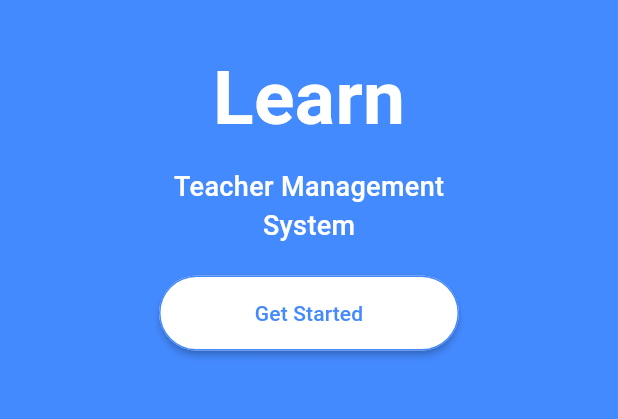
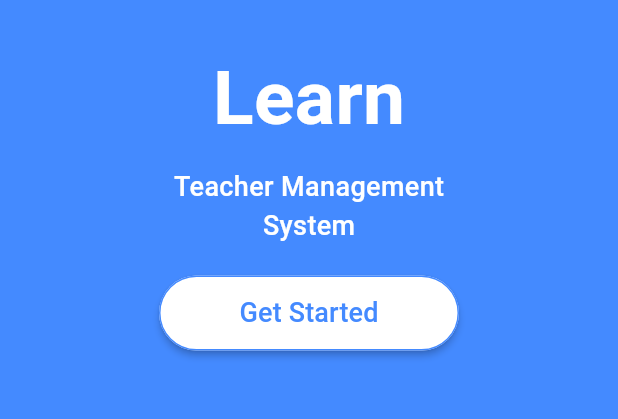
Before and after one commit to mhussien1102/learn_managment1, a Flutter app: the screen it shows after launch, on a phone screen of 412 x 824 dp, the part 593-1012 px from its top. Run offline on Flutter 3.47's test engine with Material 3 defaults, Android fonts, the phone set to English and light mode, and no system bars.

Commit message:
increase the font in button

```diff
--- a/lib/feature/splash/splash_screen.dart
+++ b/lib/feature/splash/splash_screen.dart
@@ -108,7 +108,7 @@ class _SplashScreenState extends State<SplashScreen>
                     ),
                     child: const Text(
                       "Get Started",
-                      style: TextStyle(color: Colors.blueAccent),
+                      style: TextStyle(color: Colors.blueAccent, fontSize: 18),
                     ),
                   ),
                 ],
```
